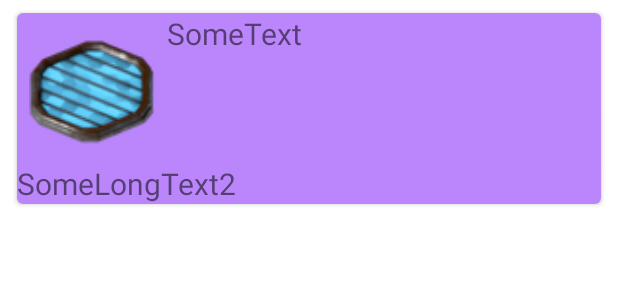
After one commit to Nexonm/Traveler, an Android app: the layout activity_small_card.xml on its own in the app's theme, with its tools: preview values and no code run, on a phone screen of 412 x 824 dp. The commit adds this screen. Shown: the top 300 px of the screen. Run offline under Robolectric (Android 15) with nearby library versions, the phone set to English and light mode, and no system bars.

Commit message:
added test photo and made activity_small_card.xml

```diff
--- a/app/src/main/java/we/itschool/project/traveler/presentation/MainScrollerFragment.java
+++ b/app/src/main/java/we/itschool/project/traveler/presentation/MainScrollerFragment.java
@@ -64,6 +64,6 @@ public class MainScrollerFragment extends Fragment {
             ViewGroup container,
             Bundle savedInstanceState) {
         // Inflate the layout for this fragment
-        return inflater.inflate(R.layout.fragment_main_scroller, container, false);
+        return inflater.inflate(R.layout.activity_small_card, container, false);
     }
 }
--- /dev/null
+++ b/app/src/main/res/layout/activity_small_card.xml
@@ -0,0 +1,55 @@
+<?xml version="1.0" encoding="utf-8"?>
+<androidx.cardview.widget.CardView xmlns:android="http://schemas.android.com/apk/res/android"
+    xmlns:app="http://schemas.android.com/apk/res-auto"
+    xmlns:tools="http://schemas.android.com/tools"
+    android:layout_width="match_parent"
+    android:layout_height="wrap_content"
+    android:layout_marginStart="8dp"
+    android:layout_marginTop="4dp"
+    android:layout_marginEnd="8dp"
+    android:layout_marginBottom="4dp"
+    android:padding="16dp"
+    app:cardCornerRadius="4dp"
+    app:cardElevation="2dp"
+    app:cardUseCompatPadding="true">
+
+    <LinearLayout
+        android:id="@+id/main_widget_layout"
+        android:layout_width="match_parent"
+        android:layout_height="wrap_content"
+        android:orientation="vertical"
+        android:background="@color/purple_200">
+
+        <LinearLayout
+            android:id="@+id/avatar_name_layout"
+            android:layout_width="match_parent"
+            android:layout_height="wrap_content"
+            android:orientation="horizontal">
+
+            <ImageView
+                android:id="@+id/imageButton"
+                android:layout_width="100dp"
+                android:layout_height="100dp"
+                android:padding="8dp"
+                tools:src="@drawable/a001" />
+
+            <TextView
+                android:id="@+id/name_of_city"
+                android:layout_width="wrap_content"
+                android:layout_height="wrap_content"
+                android:text="SomeText"
+                android:textSize="20sp" />
+
+        </LinearLayout>
+
+        <TextView
+            android:id="@+id/second_name"
+            android:layout_width="wrap_content"
+            android:layout_height="wrap_content"
+            android:text="SomeLongText2"
+            android:textSize="20sp" />
+
+    </LinearLayout>
+
+
+</androidx.cardview.widget.CardView>
```
Also changed, not shown: app/src/main/java/we/itschool/project/traveler/presentation/MainActivity.java (+17 -0 lines), app/src/main/res/layout/activity_main.xml (+6 -31 lines), app/src/main/res/layout/fragment_main_scroller.xml (deleted, +0 -41 lines), app/src/main/res/drawable-nodpi/a001.png (added), app/src/main/res/drawable-nodpi/a002.png (added), app/src/main/res/drawable-nodpi/a003.png (added), app/src/main/res/drawable-nodpi/a004.png (added), app/src/main/res/drawable-nodpi/a005.png (added), app/src/main/res/drawable-nodpi/a006.png (added), app/src/main/res/drawable-nodpi/a007.png (added), app/src/main/res/drawable-nodpi/a008.png (added), app/src/main/res/drawable-nodpi/a009.png (added), app/src/main/res/drawable-nodpi/a010.png (added), app/src/main/res/drawable-nodpi/a011.png (added), 2 more files.
